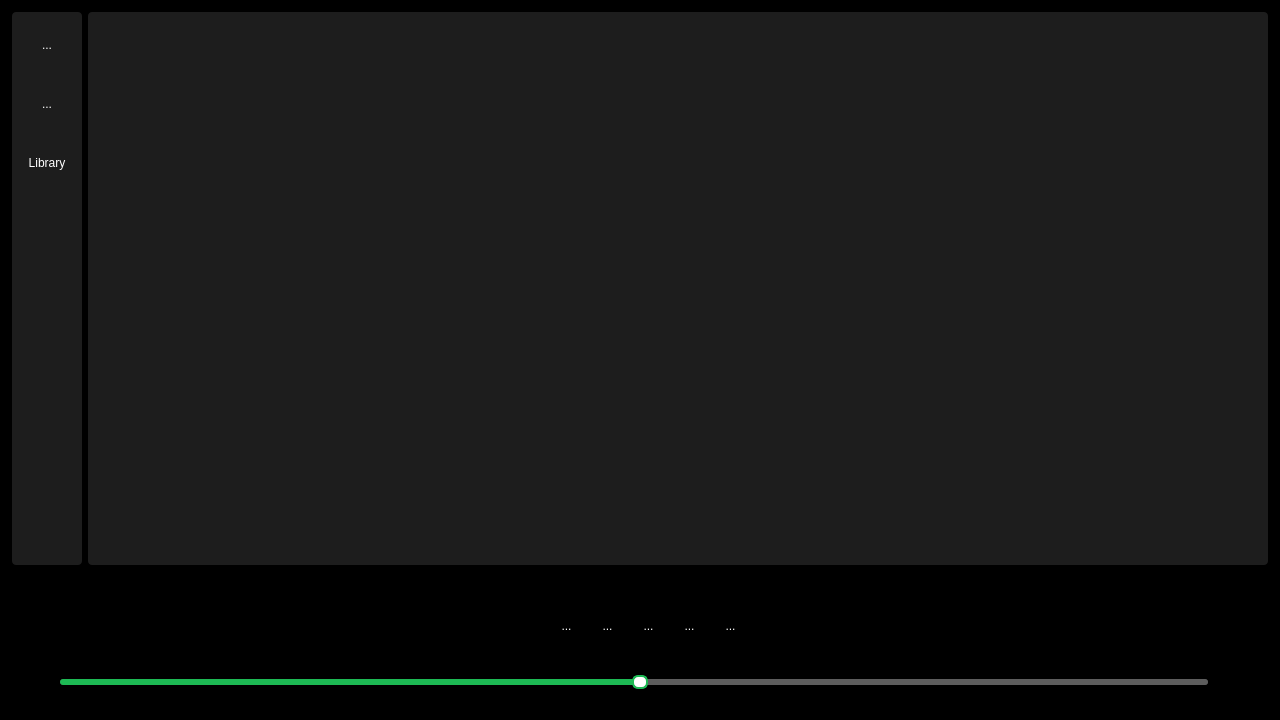
First picture: the form in mainwindow.ui, repository ShivaPrakash-006/QtMusicPlayer, before the edit.
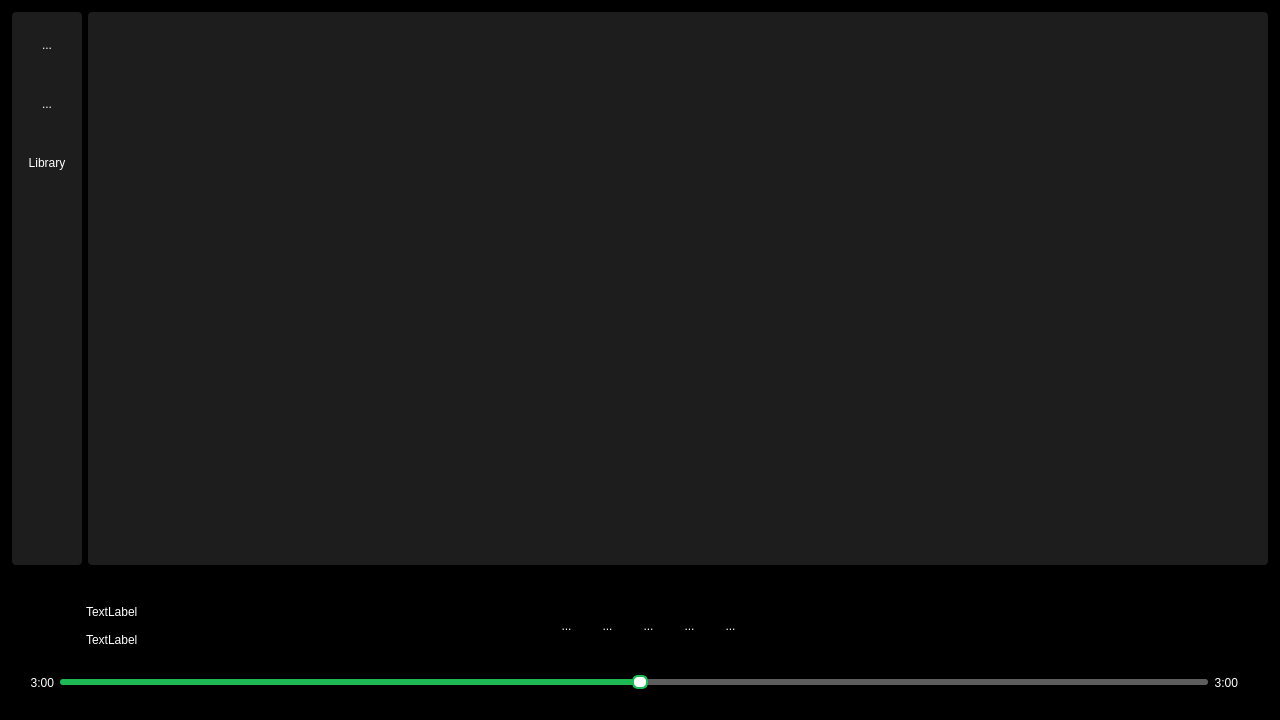
Second picture: the form after the edit. Icons and pictures are not drawn.

Diff of the .ui file:
```diff
--- a/mainwindow.ui
+++ b/mainwindow.ui
@@ -594,6 +594,14 @@
 QSlider::handle:horizontal:pressed {
     background: #1ed760;       /* lighter Spotify green */
     border: 2px solid #1DB954;
+}
+
+QLabel {
+	color: white
+}
+
+QTableView {
+	color: white
 }</string>
    </property>
    <layout class="QVBoxLayout" name="verticalLayout" stretch="7,1">
```
